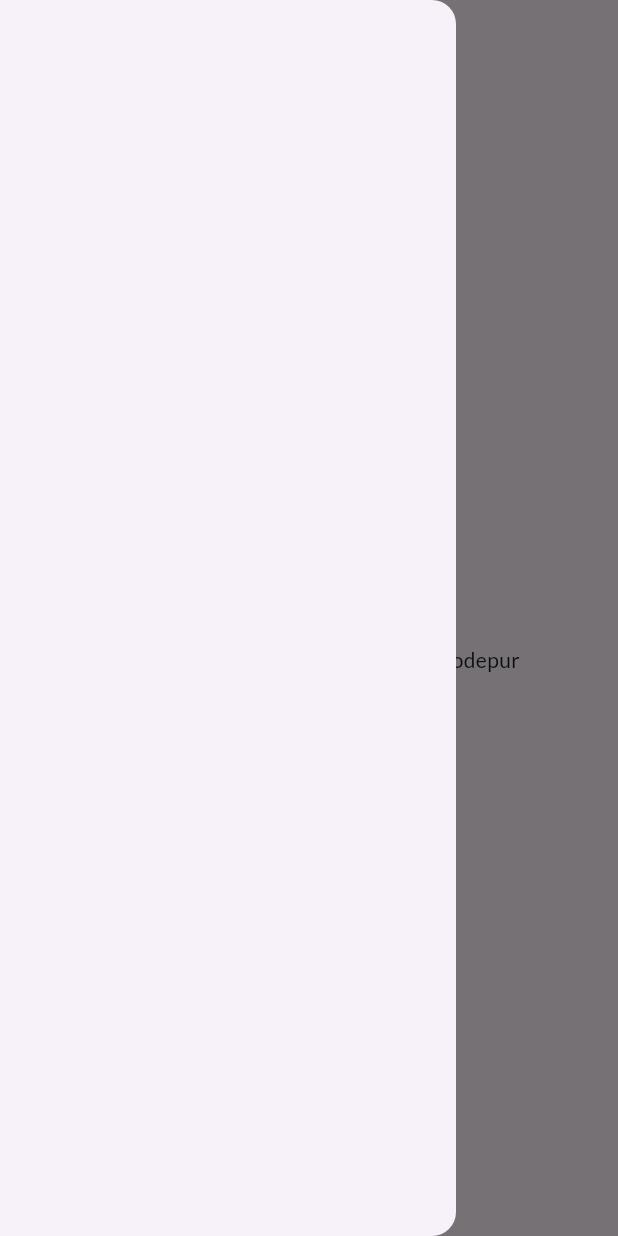
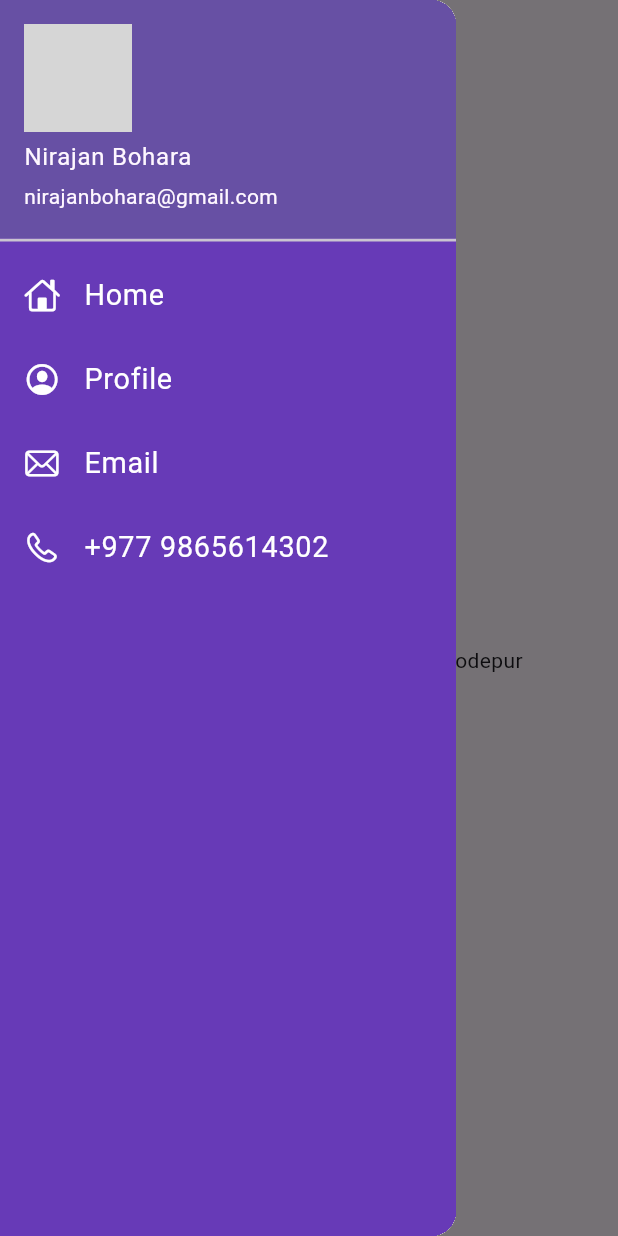
Before and after one commit to nirajan0bohara/catalogue_app, a Flutter app: the screen it shows after launch, with the side drawer open, on a phone screen of 412 x 824 dp. Run offline on Flutter 3.47's test engine with Material 3 defaults, Android fonts, the phone set to English and light mode, and no system bars; our stand-ins replace google_fonts; network calls fail; statements that could not run were skipped; grey boxes are pictures that could not be loaded.

Commit message:
day6 completed

```diff
--- a/lib/main.dart
+++ b/lib/main.dart
@@ -1,6 +1,7 @@
 import 'package:catalogue_app/screens/homepage.dart';
 import 'package:catalogue_app/screens/login_screen.dart';
 import 'package:catalogue_app/utils/routes.dart';
+import 'package:catalogue_app/widgets/drawer.dart';
 import 'package:flutter/material.dart';
 import 'package:google_fonts/google_fonts.dart';
 
@@ -17,15 +18,8 @@ class MyApp extends StatelessWidget {
       // debugShowCheckedModeBanner: false,
       home: HomePage(),
       themeMode: ThemeMode.light,
-      theme: ThemeData(
-        primarySwatch: Colors.deepPurple,
-        fontFamily: GoogleFonts.lato().fontFamily,
-      ),
-      darkTheme: ThemeData(
-        brightness: Brightness.dark,
-        primarySwatch: Colors.red,
-      ),
-      initialRoute: "/drawer",
+      theme:
+      initialRoute: MyRoutes.homeRoute,
       routes: {
         // "/": (context) => LoginPage(),
         MyRoutes.homeRoute: (context) => HomePage(),
--- a/lib/screens/homepage.dart
+++ b/lib/screens/homepage.dart
@@ -1,3 +1,4 @@
+import 'package:catalogue_app/widgets/drawer.dart';
 import 'package:flutter/material.dart';
 
 class HomePage extends StatelessWidget {
@@ -18,7 +19,7 @@ class HomePage extends StatelessWidget {
           child: Text('Welcome to $days days flutter course - $name'),
         ),
       ),
-      drawer: Drawer(),
+      drawer: MyDrawer(),
     );
   }
 }
--- a/lib/widgets/drawer.dart
+++ b/lib/widgets/drawer.dart
@@ -1,3 +1,4 @@
+import 'package:flutter/cupertino.dart';
 import 'package:flutter/material.dart';
 
 class MyDrawer extends StatelessWidget {
@@ -5,19 +6,72 @@ class MyDrawer extends StatelessWidget {
 
   @override
   Widget build(BuildContext context) {
+    const imageUrl =
+        "https://media.licdn.com/dms/image/C5603AQHol5hpwC34QQ/profile-displayphoto-shrink_800_800/0/1657794556581?e=2147483647&v=beta&t=hfGZZzCI8d7f-WHZHawgnOsDRzIC2o3RRv8cmDRHyf8";
     return Drawer(
+      child: Container(
+        color: Colors.deepPurple,
         child: ListView(
-        children: [
+          padding: EdgeInsets.zero,
+          children: const [
             DrawerHeader(
               padding: EdgeInsets.zero,
               child: UserAccountsDrawerHeader(
                 margin: EdgeInsets.zero,
                 accountName: Text("Nirajan Bohara"),
                 accountEmail: Text("nirajanbohara@gmail.com"),
+                currentAccountPicture: CircleAvatar(
+                  backgroundImage: NetworkImage(imageUrl),
+                ),
+              ),
+            ),
+            ListTile(
+              leading: Icon(
+                CupertinoIcons.home,
+                color: Colors.white,
+              ),
+              title: Text(
+                "Home",
+                textScaleFactor: 1.2,
+                style: TextStyle(color: Colors.white),
+              ),
+            ),
+            ListTile(
+              leading: Icon(
+                CupertinoIcons.profile_circled,
+                color: Colors.white,
+              ),
+              title: Text(
+                "Profile",
+                textScaleFactor: 1.2,
+                style: TextStyle(color: Colors.white),
+              ),
+            ),
+            ListTile(
+              leading: Icon(
+                CupertinoIcons.mail,
+                color: Colors.white,
+              ),
+              title: Text(
+                "Email",
+                textScaleFactor: 1.2,
+                style: TextStyle(color: Colors.white),
+              ),
+            ),
+            ListTile(
+              leading: Icon(
+                CupertinoIcons.phone,
+                color: Colors.white,
+              ),
+              title: Text(
+                "+977 9865614302",
+                textScaleFactor: 1.2,
+                style: TextStyle(color: Colors.white),
               ),
             ),
           ],
         ),
+      ),
     );
   }
 }
--- /dev/null
+++ b/lib/widgets/themes.dart
@@ -0,0 +1,17 @@
+import 'package:flutter/material.dart';
+
+class MyTheme{
+  static ThemeData get ThemeData => ThemeData(
+        primarySwatch: Colors.deepPurple,
+        fontFamily: GoogleFonts.lato().fontFamily,
+        appBarTheme: AppBarTheme(
+          color: Colors.white,
+          elevation: 0.0,
+          iconTheme: IconThemeData(color: Colors.black),
+        ),
+      ),
+      darkTheme: ThemeData(
+        brightness: Brightness.dark,
+        primarySwatch: Colors.red,
+      ),
+}
```
Lines whose indentation alone changed are shown as unchanged.
